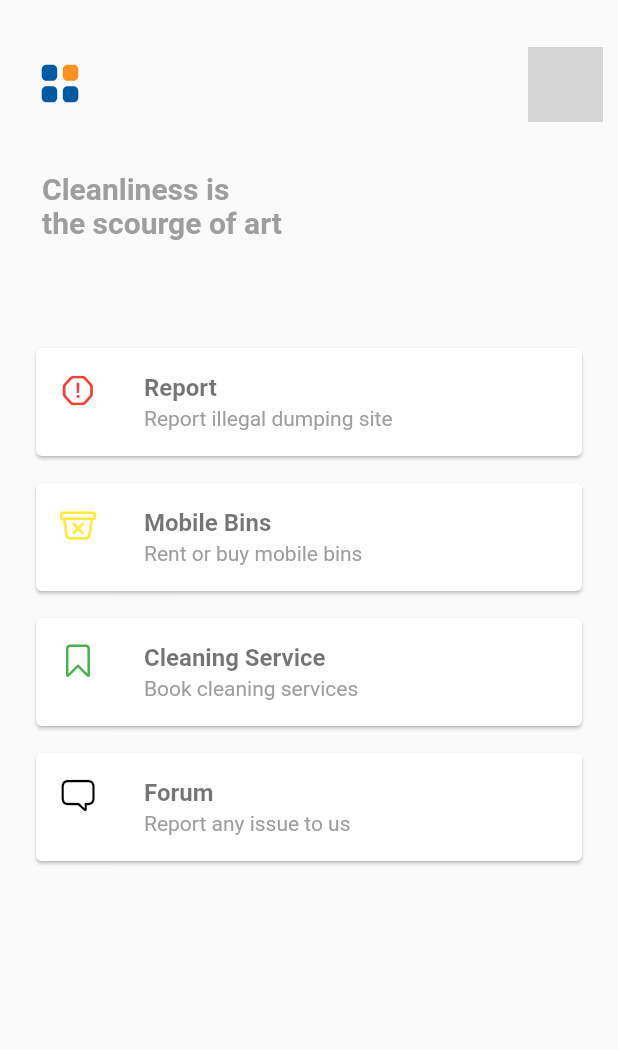
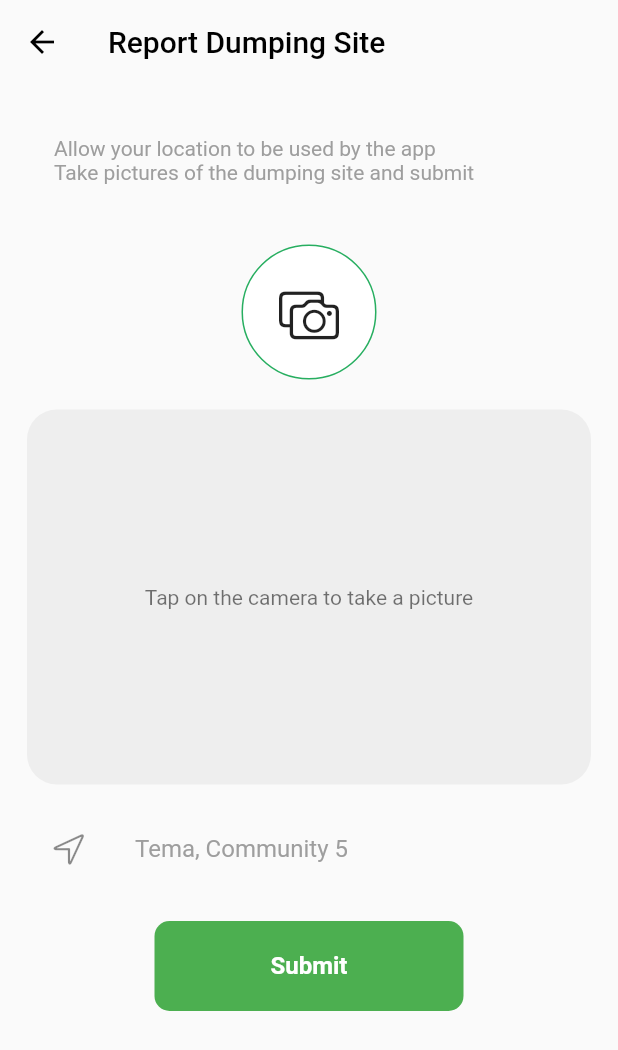
Before and after one commit to ansahkelvin/waste-ninja, a Flutter app: the HomePage screen opened directly, after a tap on "Report", on a phone screen of 412 x 824 dp. Shown: the top 1050 px of the screen. Run offline on Flutter 3.47's test engine with Material 2 defaults, Android fonts, the phone set to English and light mode, and no system bars; our stand-ins replace lottie; missing offline and left inert: floating_navbar; network calls fail; grey boxes are pictures that could not be loaded.

Commit message:
Report screen implemented

```diff
--- a/lib/screen/homePage.dart
+++ b/lib/screen/homePage.dart
@@ -2,6 +2,7 @@ import 'package:flutter/cupertino.dart';
 import 'package:flutter/material.dart';
 import 'package:lottie/lottie.dart';
 import 'package:wasteninja/screen/drawer.dart';
+import 'package:wasteninja/screen/report.dart';
 import 'package:wasteninja/widget/custom_card.dart';
 
 class HomePage extends StatefulWidget {
@@ -53,6 +54,7 @@ class _HomePageState extends State<HomePage> {
                 "assets/images/38814-menu.json",
                 height: 60,
                 width: 60,
+                reverse: true,
                 repeat: false,
               ),
             ),
@@ -101,7 +103,12 @@ class _HomePageState extends State<HomePage> {
           CustomCard(
             text: "Report",
             subText: "Report illegal dumping site",
-            callback: () {},
+            callback: () => Navigator.push(
+              context,
+              MaterialPageRoute(
+                builder: (context) => ReportDumping(),
+              ),
+            ),
             iconColor: Colors.red,
             icon: CupertinoIcons.exclamationmark_octagon,
           ),
--- /dev/null
+++ b/lib/screen/report.dart
@@ -0,0 +1,141 @@
+import 'package:flutter/cupertino.dart';
+import 'package:flutter/material.dart';
+import 'package:wasteninja/helper/color.dart';
+
+class ReportDumping extends StatefulWidget {
+  ReportDumping({Key? key}) : super(key: key);
+
+  @override
+  _ReportDumpingState createState() => _ReportDumpingState();
+}
+
+class _ReportDumpingState extends State<ReportDumping> {
+  @override
+  Widget build(BuildContext context) {
+    return Scaffold(
+      appBar: AppBar(
+        automaticallyImplyLeading: true,
+        elevation: 0.0,
+        title: Text(
+          "Report Dumping Site",
+          style: TextStyle(
+            color: Colors.black,
+          ),
+        ),
+        backgroundColor: Theme.of(context).scaffoldBackgroundColor,
+        iconTheme: IconThemeData(color: Colors.black),
+      ),
+      body: SingleChildScrollView(
+        child: Padding(
+          padding: const EdgeInsets.symmetric(
+            horizontal: 18.0,
+            vertical: 15.0,
+          ),
+          child: Column(
+            children: [
+              Container(
+                height: MediaQuery.of(context).size.height,
+                width: double.infinity,
+                child: Column(
+                  crossAxisAlignment: CrossAxisAlignment.start,
+                  children: [
+                    Padding(
+                      padding: const EdgeInsets.only(
+                        left: 18.0,
+                        top: 20,
+                        bottom: 20,
+                      ),
+                      child: Text(
+                        "Allow your location to be used by the app\nTake pictures of the dumping site and submit",
+                        style: TextStyle(
+                          color: Colors.grey,
+                          fontSize: 14,
+                        ),
+                      ),
+                    ),
+                    Column(
+                      children: [
+                        Container(
+                          decoration: BoxDecoration(
+                            color: Colors.white,
+                            shape: BoxShape.circle,
+                            border: Border.all(
+                              color: kprimaryDeep,
+                            ),
+                          ),
+                          margin: EdgeInsets.all(
+                            20,
+                          ),
+                          height: 90,
+                          width: 90,
+                          child: Icon(
+                            CupertinoIcons.camera_on_rectangle,
+                            size: 40,
+                          ),
+                        ),
+                        Container(
+                          width: double.infinity,
+                          height: 250,
+                          decoration: BoxDecoration(
+                            color: Colors.grey[200],
+                            borderRadius: BorderRadius.circular(20),
+                          ),
+                          child: Center(
+                            child: Text(
+                              "Tap on the camera to take a picture",
+                              style: TextStyle(
+                                color: Colors.black54,
+                              ),
+                            ),
+                          ),
+                        ),
+                      ],
+                    ),
+                    SizedBox(
+                      height: 15,
+                    ),
+                    ListTile(
+                      leading: Icon(
+                        CupertinoIcons.location,
+                      ),
+                      title: Text(
+                        "Tema, Community 5",
+                        style: TextStyle(
+                          color: Colors.grey,
+                        ),
+                      ),
+                    ),
+                    SizedBox(
+                      height: 20,
+                    ),
+                    Center(
+                      child: Container(
+                        height: 60,
+                        width: MediaQuery.of(context).size.width * 0.5,
+                        decoration: BoxDecoration(
+                          color: Colors.green,
+                          borderRadius: BorderRadius.circular(
+                            10,
+                          ),
+                        ),
+                        child: Center(
+                            child: Text(
+                          "Submit",
+                          style: TextStyle(
+                            color: Colors.white,
+                            fontSize: 16,
+                            fontWeight: FontWeight.bold,
+                          ),
+                        )),
+                      ),
+                    ),
+                  ],
+                ),
+              ),
+            ],
+          ),
+        ),
+      ),
+    );
+  }
+}
```
